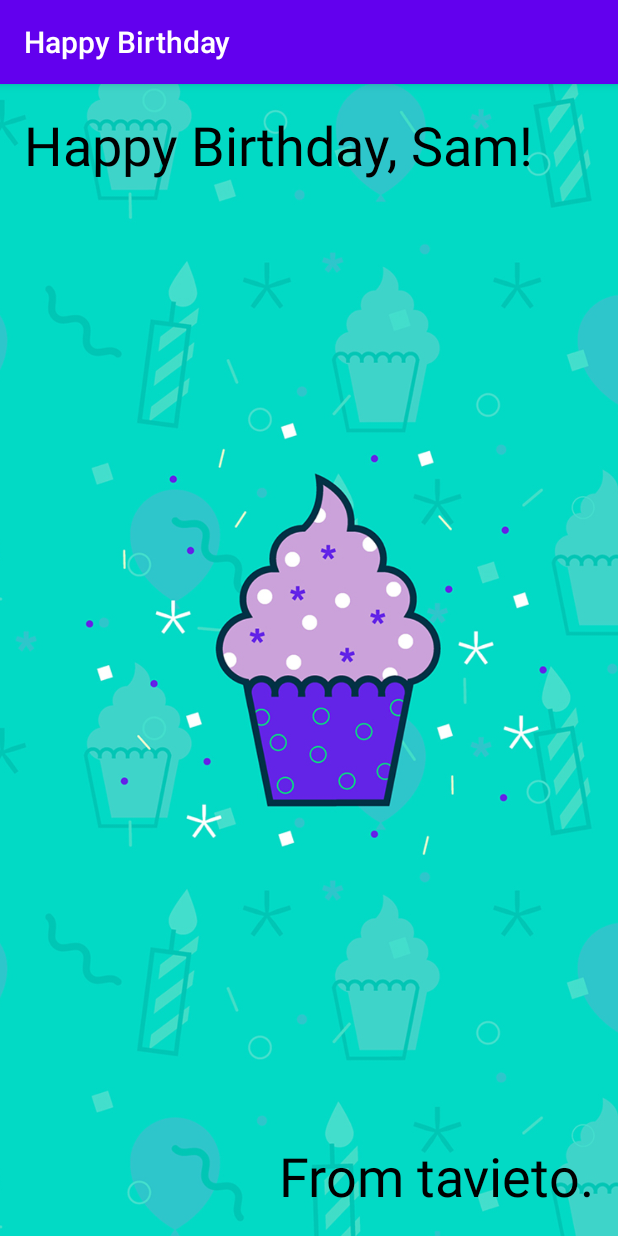
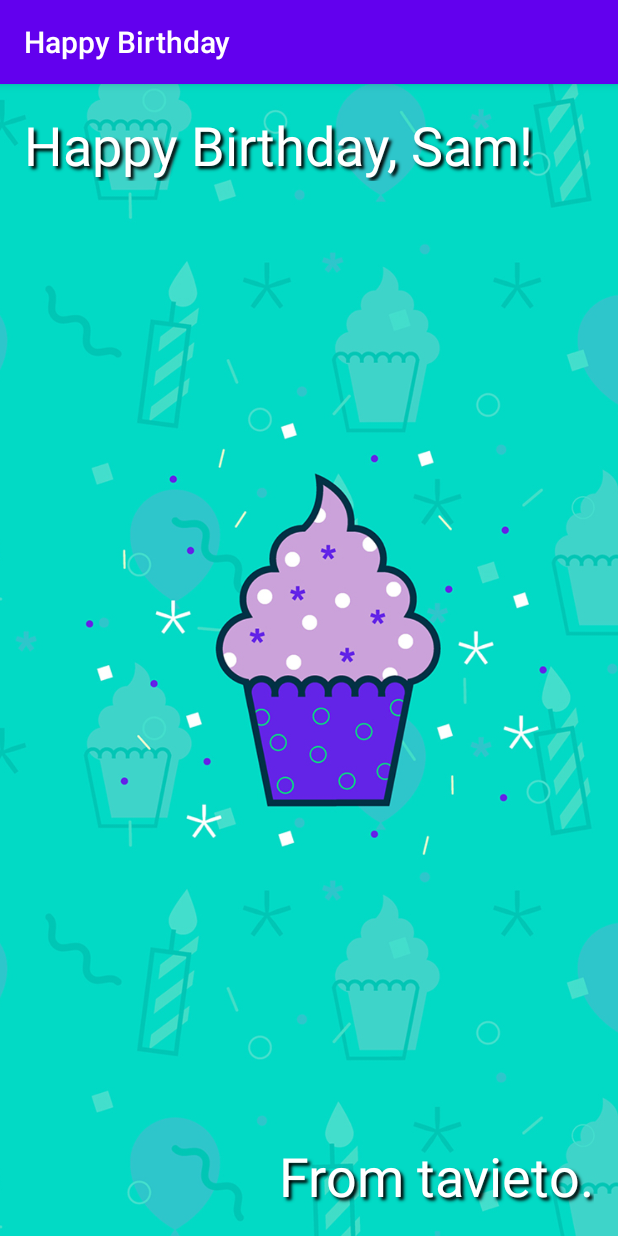
Before and after one commit to otazmoreira/happy-birthday, an Android app: the screen it shows after launch (MainActivity), on a phone screen of 412 x 824 dp. Run offline under Robolectric (Android 15) with nearby library versions, the light colour scheme and no system bars.

Commit message:
Update activity_main.xml

```diff
--- a/app/src/main/res/layout/activity_main.xml
+++ b/app/src/main/res/layout/activity_main.xml
@@ -25,7 +25,11 @@
         android:layout_marginStart="16dp"
         android:layout_marginTop="16dp"
         android:text="@string/happy_birthday_text"
-        android:textColor="@android:color/black"
+        android:textColor="@android:color/white"
+        android:shadowColor="@android:color/black"
+        android:shadowDx="3"
+        android:shadowDy="3"
+        android:shadowRadius="2"
         android:textSize="36sp"
         app:layout_constraintStart_toStartOf="parent"
         app:layout_constraintTop_toTopOf="parent" />
@@ -37,7 +41,11 @@
         android:layout_marginEnd="16dp"
         android:layout_marginBottom="16dp"
         android:text="@string/signature_text"
-        android:textColor="@android:color/black"
+        android:shadowColor="@android:color/black"
+        android:shadowDx="3"
+        android:shadowDy="3"
+        android:shadowRadius="2"
+        android:textColor="@android:color/white"
         android:textSize="36sp"
         app:layout_constraintBottom_toBottomOf="parent"
         app:layout_constraintEnd_toEndOf="parent" />
```
